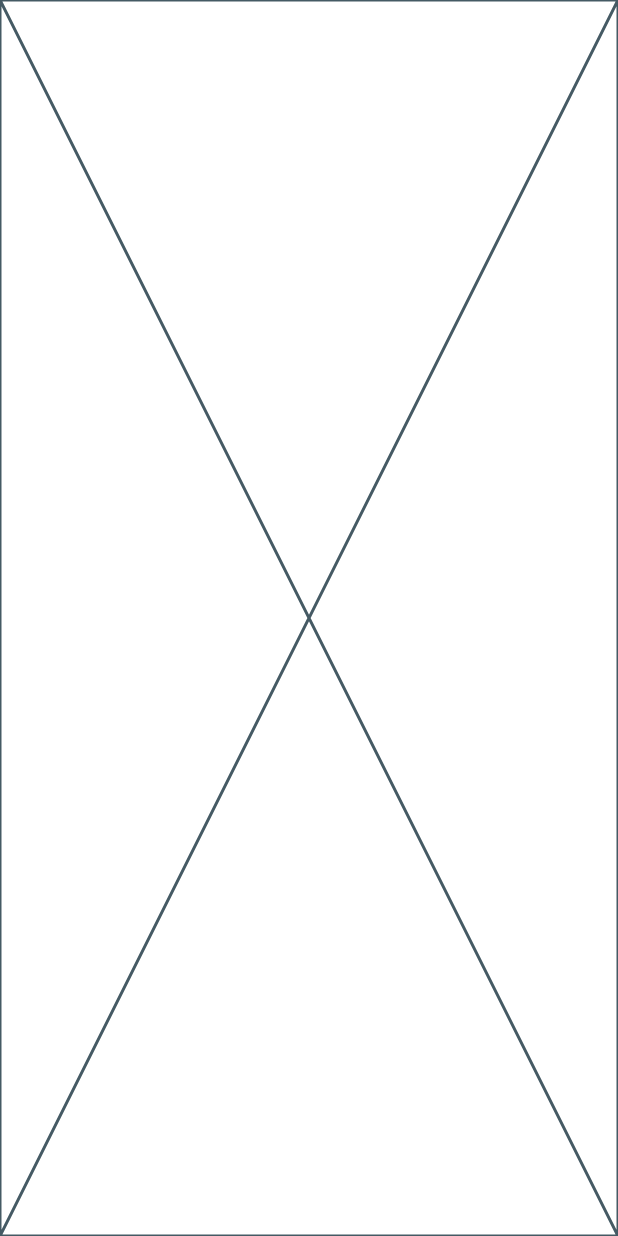
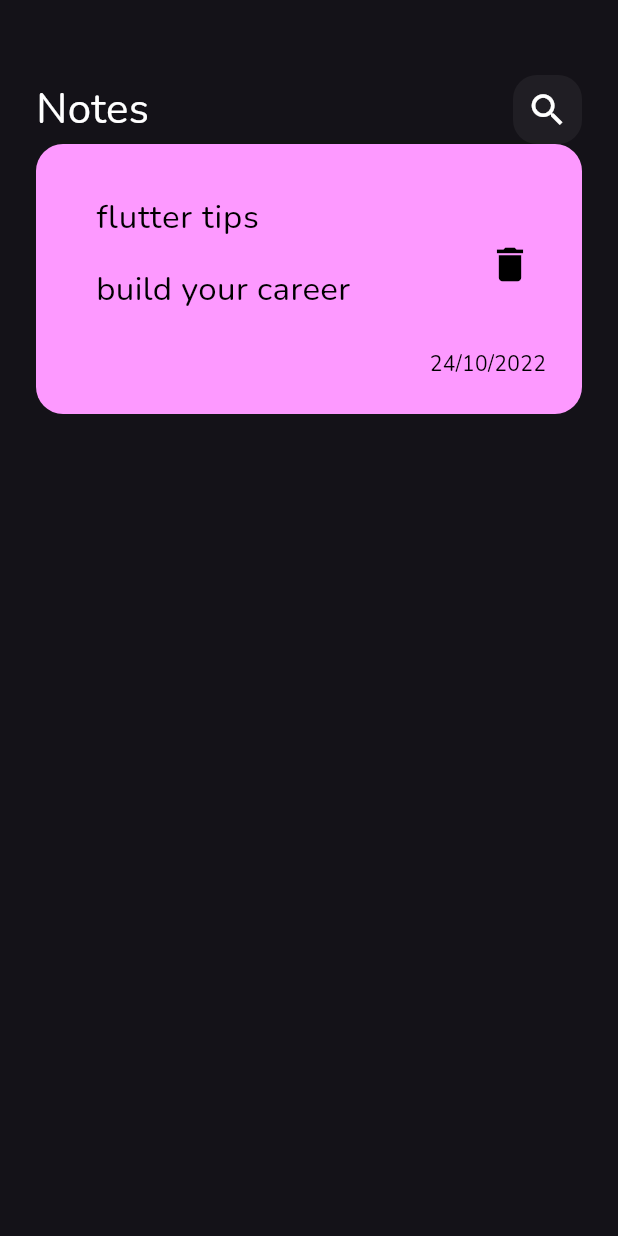
Before and after one commit to Marvel-magdy/notes_app, a Flutter app: the screen it shows after launch, on a phone screen of 412 x 824 dp. Run offline on Flutter 3.47's test engine with Material 3 defaults, Android fonts, the phone set to English and light mode, and no system bars.

Commit message:
create custom note item

```diff
--- a/lib/main.dart
+++ b/lib/main.dart
@@ -12,7 +12,8 @@ class Notes_app extends StatelessWidget {
   Widget build(BuildContext context) {
     return MaterialApp(
       debugShowCheckedModeBanner: false,
-      theme: ThemeData(brightness: Brightness.dark),
+      theme: ThemeData(brightness: Brightness.dark, fontFamily: "Nunito"),
+
       home: const NotesView(),
     );
   }
--- a/lib/views/notes_view.dart
+++ b/lib/views/notes_view.dart
@@ -1,10 +1,13 @@
 import 'package:flutter/material.dart';
+import 'package:todo_app/views/widgets/notes_view_body.dart';
 
 class NotesView extends StatelessWidget {
   const NotesView({super.key});
 
   @override
   Widget build(BuildContext context) {
-    return const Placeholder();
+    return  const Scaffold(
+      body: NotesViewBody(),
+    );
   }
 }
--- /dev/null
+++ b/lib/views/widgets/Custom_appbar.dart
@@ -0,0 +1,17 @@
+import 'package:flutter/material.dart';
+import 'package:todo_app/views/widgets/custom_icon.dart';
+
+class CustomAppbar extends StatelessWidget {
+  const CustomAppbar({super.key});
+
+  @override
+  Widget build(BuildContext context) {
+    return Row(
+      children: [
+        Text("Notes", style: TextStyle(color: Colors.white, fontSize: 28)),
+        Spacer(),
+        CustomSearchIcon(),
+      ],
+    );
+  }
+}
--- /dev/null
+++ b/lib/views/widgets/custom_icon.dart
@@ -0,0 +1,20 @@
+import 'package:flutter/material.dart';
+
+class CustomSearchIcon extends StatelessWidget {
+  const CustomSearchIcon({super.key});
+
+  @override
+  Widget build(BuildContext context) {
+    return Container(
+      height: 46,
+      width: 46,
+      decoration: BoxDecoration(
+        color: Colors.white.withOpacity(.05),
+        borderRadius: BorderRadius.circular(16),
+      ),
+      child: const Center(child: Icon(Icons.search, size: 28)
+
+      ),
+    );
+  }
+}
--- /dev/null
+++ b/lib/views/widgets/custom_note_item.dart
@@ -0,0 +1,42 @@
+import 'package:flutter/material.dart';
+
+class NoteItem extends StatelessWidget {
+  const NoteItem({super.key});
+
+  @override
+  Widget build(BuildContext context) {
+    return Container(
+      padding: EdgeInsets.only(top: 24, bottom: 24, left: 24),
+      decoration: BoxDecoration(
+        borderRadius: BorderRadius.circular(18),
+        color: Color(0xffFD99FF),
+      ),
+      child: Column(
+        crossAxisAlignment: CrossAxisAlignment.end,
+        children: [
+          ListTile(
+            title: Text(
+              "flutter tips",
+              style: TextStyle(color: Colors.black, fontSize: 22),
+            ),
+            subtitle: Padding(
+              padding: const EdgeInsets.only(top: 16, bottom: 16),
+              child: Text(
+                "build your career",
+                style: TextStyle(color: Colors.black, fontSize: 22),
+              ),
+            ),
+            trailing: IconButton(
+              onPressed: () {},
+              icon: Icon(Icons.delete, color: Colors.black, size: 30),
+            ),
+          ),
+          Padding(
+            padding: const EdgeInsets.only(right: 24),
+            child: Text("24/10/2022", style: TextStyle(color: Colors.black)),
+          ),
+        ],
+      ),
+    );
+  }
+}
--- /dev/null
+++ b/lib/views/widgets/notes_view_body.dart
@@ -0,0 +1,20 @@
+import 'package:flutter/material.dart';
+import 'package:todo_app/views/widgets/Custom_appbar.dart';
+import 'package:todo_app/views/widgets/custom_note_item.dart';
+
+class NotesViewBody extends StatelessWidget {
+  const NotesViewBody({super.key});
+
+  @override
+  Widget build(BuildContext context) {
+    return Padding(
+      padding: const EdgeInsets.symmetric(horizontal: 24),
+      child: Column(
+        children: const [SizedBox(height: 50),
+        CustomAppbar(),
+        NoteItem(),
+        ],
+      ),
+    );
+  }
+}
```
Also changed, not shown: pubspec.yaml (+5 -6 lines), assets/fonts/Nunito-Regular.ttf (added).
